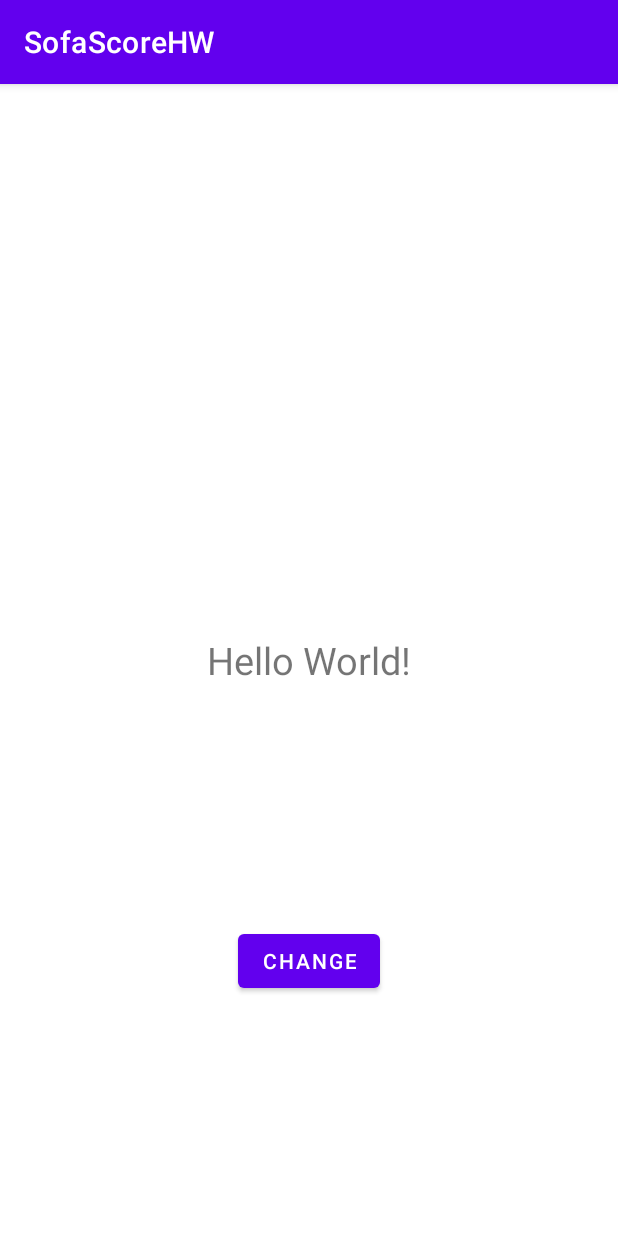
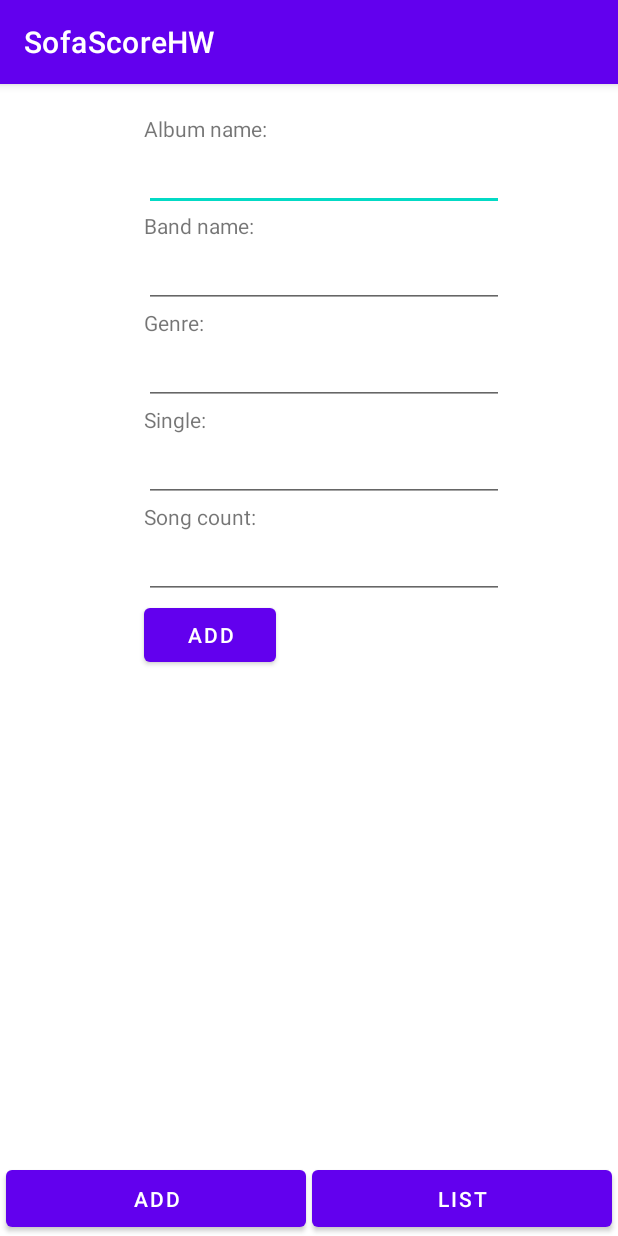
Before and after one commit to karlo-franic/SofaScoreHW, an Android app: the screen it shows after launch (MainActivity), on a phone screen of 412 x 824 dp. Run offline under Robolectric (Android 15) with nearby library versions, the phone set to English and light mode, and no system bars.

Commit message:
Add two Fragments for Adding objects and listing them

```diff
--- a/app/build.gradle
+++ b/app/build.gradle
@@ -36,9 +36,11 @@ dependencies {
 
     implementation "org.jetbrains.kotlin:kotlin-stdlib:$kotlin_version"
     implementation 'androidx.core:core-ktx:1.2.0'
-    implementation 'androidx.appcompat:appcompat:1.1.0'
+    implementation 'androidx.appcompat:appcompat:1.2.0'
+    implementation "androidx.lifecycle:lifecycle-extensions:2.0.0-rc01"
     implementation 'com.google.android.material:material:1.1.0'
     implementation 'androidx.constraintlayout:constraintlayout:1.1.3'
+    implementation 'androidx.legacy:legacy-support-v4:1.0.0'
     testImplementation 'junit:junit:4.+'
     androidTestImplementation 'androidx.test.ext:junit:1.1.1'
     androidTestImplementation 'androidx.test.espresso:espresso-core:3.2.0'
--- a/app/src/main/java/com/example/sofascorehw/MainActivity.kt
+++ b/app/src/main/java/com/example/sofascorehw/MainActivity.kt
@@ -3,39 +3,41 @@ package com.example.sofascorehw
 import androidx.appcompat.app.AppCompatActivity
 import android.os.Bundle
 import android.widget.Button
-import android.widget.TextView
+import com.example.sofascorehw.view.AddFragment
+import com.example.sofascorehw.view.ListFragment
 
 class MainActivity : AppCompatActivity() {
     override fun onCreate(savedInstanceState: Bundle?) {
         super.onCreate(savedInstanceState)
         setContentView(R.layout.activity_main)
 
-        val buttonForTextView : Button = findViewById(R.id.buttonForTextView)
-        val textViewOnScreen : TextView = findViewById(R.id.textViewOnScreen)
+        val addFragment = AddFragment()
+        val listFragment = ListFragment()
 
-        val buttonTextOdd : String = getString(R.string.button_name_odd)
-        val buttonTextEven : String = getString(R.string.button_name_even)
-        val TextViewOdd : String = getString(R.string.textview_change_odd)
-        val TextViewEven : String = getString(R.string.textview_change_even)
+        supportFragmentManager.beginTransaction().apply {
+            replace(R.id.fragment, addFragment)
+            commit()
+        }
 
-        var counter = 0
+        val buttonFragment1 = findViewById<Button>(R.id.buttonFragment1)
+        val buttonFragment2 = findViewById<Button>(R.id.buttonFragment2)
 
-        buttonForTextView.setOnClickListener {
+        buttonFragment1.setOnClickListener {
+            supportFragmentManager.beginTransaction().apply {
+                replace(R.id.fragment, addFragment)
+                commit()
+            }
+        }
 
-            if (counter % 2 == 0) {
-                textViewOnScreen.text = "$counter $TextViewEven"
-                buttonForTextView.text = buttonTextEven
+        buttonFragment2.setOnClickListener {
+            supportFragmentManager.beginTransaction().apply {
+                replace(R.id.fragment, listFragment)
+                commit()
             }
-            else {
-                textViewOnScreen.text = "$counter $TextViewOdd"
-                buttonForTextView.text = buttonTextOdd
-            }
-
-            counter = counter.inc()
+        }
 
 
+    }
 
 
-        }
-    }
 }
--- /dev/null
+++ b/app/src/main/java/com/example/sofascorehw/model/Album.kt
@@ -0,0 +1,14 @@
+package com.example.sofascorehw.model
+
+class Album(
+    val name: String,
+    val band: String,
+    val genre: String,
+    val song_count: String,
+    val single: String
+) {
+
+    override fun toString(): String {
+        return "$band : $name ($genre) - $single, $song_count"
+    }
+}
--- /dev/null
+++ b/app/src/main/java/com/example/sofascorehw/model/AlbumDao.kt
@@ -0,0 +1,20 @@
+package com.example.sofascorehw.model
+
+import androidx.lifecycle.LiveData
+import androidx.lifecycle.MutableLiveData
+
+class AlbumDao {
+    private val albumList = mutableListOf<Album>()
+    private val albums = MutableLiveData<List<Album>>()
+
+    init {
+        albums.value = albumList
+    }
+
+    fun addAlbum(album: Album) {
+        albumList.add(album)
+        albums.value = albumList
+    }
+
+    fun getAlbums() = albums as LiveData<List<Album>>
+}
--- /dev/null
+++ b/app/src/main/java/com/example/sofascorehw/model/AlbumRepository.kt
@@ -0,0 +1,19 @@
+package com.example.sofascorehw.model
+
+class AlbumRepository private constructor(private val albumDao: AlbumDao) {
+    fun addAlbum(album: Album) {
+        albumDao.addAlbum(album)
+    }
+
+    fun getAlbums() = albumDao.getAlbums()
+
+    companion object {
+        @Volatile
+        private var instance: AlbumRepository? = null
+
+        fun getInstance(albumDao: AlbumDao) =
+            instance ?: synchronized(this) {
+                instance ?: AlbumRepository(albumDao).also { instance = it }
+            }
+    }
+}
--- /dev/null
+++ b/app/src/main/java/com/example/sofascorehw/model/Database.kt
@@ -0,0 +1,16 @@
+package com.example.sofascorehw.model
+
+class Database private constructor() {
+
+    var albumDao = AlbumDao()
+        private set
+
+    companion object {
+        @Volatile
+        private var instance: Database? = null
+
+        fun getInstance() = instance ?: synchronized(this) {
+            instance ?: Database().also { instance = it }
+        }
+    }
+}
--- /dev/null
+++ b/app/src/main/java/com/example/sofascorehw/utilities/InjectorUtils.kt
@@ -0,0 +1,13 @@
+package com.example.sofascorehw.utilities
+
+import com.example.sofascorehw.model.AlbumRepository
+import com.example.sofascorehw.model.Database
+import com.example.sofascorehw.viewmodel.AlbumsViewModelFactory
+
+object InjectorUtils {
+
+    fun provideAlbumsViewModelFactory(): AlbumsViewModelFactory {
+        val albumRepository = AlbumRepository.getInstance(Database.getInstance().albumDao)
+        return AlbumsViewModelFactory(albumRepository)
+    }
+}
--- /dev/null
+++ b/app/src/main/java/com/example/sofascorehw/view/AddFragment.kt
@@ -0,0 +1,57 @@
+package com.example.sofascorehw.view
+
+import android.os.Bundle
+import android.view.LayoutInflater
+import android.view.View
+import android.view.ViewGroup
+import android.widget.Button
+import android.widget.EditText
+import androidx.fragment.app.Fragment
+import androidx.lifecycle.ViewModelProviders
+import com.example.sofascorehw.R
+import com.example.sofascorehw.model.Album
+import com.example.sofascorehw.utilities.InjectorUtils
+import com.example.sofascorehw.viewmodel.AlbumsViewModel
+
+
+class AddFragment : Fragment() {
+
+    override fun onCreateView(
+        inflater: LayoutInflater, container: ViewGroup?,
+        savedInstanceState: Bundle?
+    ): View {
+        val view: View = inflater.inflate(R.layout.fragment_add, container, false)
+
+        val factory = InjectorUtils.provideAlbumsViewModelFactory()
+        val viewModel = ViewModelProviders.of(this, factory)
+            .get(AlbumsViewModel::class.java)
+
+        val button_add_album: Button = view.findViewById(R.id.button_add_album)
+
+        val editText_album: EditText = view.findViewById(R.id.editText_album)
+        val editText_band: EditText = view.findViewById(R.id.editText_band)
+        val editText_genre: EditText = view.findViewById(R.id.editText_genre)
+        val editText_single: EditText = view.findViewById(R.id.editText_single)
+        val editText_count: EditText = view.findViewById(R.id.editText_count)
+
+        button_add_album.setOnClickListener {
+            val album = Album(
+                editText_album.text.toString(),
+                editText_band.text.toString(),
+                editText_genre.text.toString(),
+                editText_single.text.toString(),
+                editText_count.text.toString()
+            )
+            viewModel.addAlbum(album)
+            editText_album.setText("")
+            editText_band.setText("")
+            editText_genre.setText("")
+            editText_single.setText("")
+            editText_count.setText("")
+        }
+
+        return view
+    }
+
+
+}
--- /dev/null
+++ b/app/src/main/java/com/example/sofascorehw/view/ListFragment.kt
@@ -0,0 +1,41 @@
+package com.example.sofascorehw.view
+
+import android.os.Bundle
+import androidx.fragment.app.Fragment
+import android.view.LayoutInflater
+import android.view.View
+import android.view.ViewGroup
+import android.widget.TextView
+import androidx.lifecycle.Observer
+import androidx.lifecycle.ViewModelProviders
+import com.example.sofascorehw.R
+import com.example.sofascorehw.utilities.InjectorUtils
+import com.example.sofascorehw.viewmodel.AlbumsViewModel
+
+class ListFragment : Fragment() {
+
+    override fun onCreateView(
+        inflater: LayoutInflater, container: ViewGroup?,
+        savedInstanceState: Bundle?
+    ): View {
+        val view: View = inflater.inflate(R.layout.fragment_list, container, false)
+
+        val textView_albums: TextView = view.findViewById(R.id.textView_albums)
+
+        val factory = InjectorUtils.provideAlbumsViewModelFactory()
+        val viewModel = ViewModelProviders.of(this, factory)
+            .get(AlbumsViewModel::class.java)
+
+        viewModel.getAlbums().observe(this, Observer { albums ->
+            val stringBuilder = StringBuilder()
+            albums.forEach { album ->
+                stringBuilder.append("$album\n\n")
+            }
+            textView_albums.text = stringBuilder.toString()
+        })
+
+        return view
+    }
+
+
+}
--- /dev/null
+++ b/app/src/main/java/com/example/sofascorehw/viewmodel/AlbumsViewModel.kt
@@ -0,0 +1,12 @@
+package com.example.sofascorehw.viewmodel
+
+import androidx.lifecycle.ViewModel
+import com.example.sofascorehw.model.Album
+import com.example.sofascorehw.model.AlbumRepository
+
+class AlbumsViewModel(private val albumRepository: AlbumRepository) : ViewModel() {
+
+    fun getAlbums() = albumRepository.getAlbums()
+
+    fun addAlbum(album: Album) = albumRepository.addAlbum(album)
+}
--- /dev/null
+++ b/app/src/main/java/com/example/sofascorehw/viewmodel/AlbumsViewModelFactory.kt
@@ -0,0 +1,14 @@
+package com.example.sofascorehw.viewmodel
+
+import androidx.lifecycle.ViewModel
+import androidx.lifecycle.ViewModelProvider
+import com.example.sofascorehw.model.AlbumRepository
+
+class AlbumsViewModelFactory(private val albumRepository: AlbumRepository) :
+    ViewModelProvider.NewInstanceFactory() {
+
+    @Suppress("UNCHECKED_CAST")
+    override fun <T : ViewModel?> create(modelClass: Class<T>): T {
+        return AlbumsViewModel(albumRepository) as T
+    }
+}
--- a/app/src/main/res/layout/activity_main.xml
+++ b/app/src/main/res/layout/activity_main.xml
@@ -6,26 +6,33 @@
     android:layout_height="match_parent"
     tools:context=".MainActivity">
 
-    <TextView
-        android:id="@+id/textViewOnScreen"
+    <FrameLayout
+        android:id="@+id/fragment"
         android:layout_width="wrap_content"
-        android:layout_height="wrap_content"
-        android:text="Hello World!"
-        android:textSize="25sp"
-        app:layout_constraintBottom_toBottomOf="parent"
-        app:layout_constraintLeft_toLeftOf="parent"
-        app:layout_constraintRight_toRightOf="parent"
+        android:layout_height="0dp"
+        app:layout_constraintBottom_toTopOf="@+id/buttonFragment1"
+        app:layout_constraintEnd_toEndOf="parent"
+        app:layout_constraintStart_toStartOf="parent"
         app:layout_constraintTop_toTopOf="parent" />
 
     <Button
-        android:id="@+id/buttonForTextView"
-        android:layout_width="wrap_content"
-        android:layout_height="wrap_content"
-        android:text= "@string/button_name_default"
+        android:id="@+id/buttonFragment1"
+        android:layout_width="200dp"
+        android:layout_height="50dp"
+        android:text="@string/button_add"
+        app:layout_constraintBottom_toBottomOf="parent"
+        app:layout_constraintEnd_toStartOf="@+id/buttonFragment2"
+        app:layout_constraintHorizontal_bias="0.5"
+        app:layout_constraintStart_toStartOf="parent" />
+
+    <Button
+        android:id="@+id/buttonFragment2"
+        android:layout_width="200dp"
+        android:layout_height="50dp"
+        android:text="@string/button_list"
         app:layout_constraintBottom_toBottomOf="parent"
         app:layout_constraintEnd_toEndOf="parent"
-        app:layout_constraintStart_toStartOf="parent"
-        app:layout_constraintTop_toBottomOf="@+id/textViewOnScreen"
-        tools:ignore="MissingConstraints" />
+        app:layout_constraintHorizontal_bias="0.5"
+        app:layout_constraintStart_toEndOf="@+id/buttonFragment1" />
 
 </androidx.constraintlayout.widget.ConstraintLayout>
--- /dev/null
+++ b/app/src/main/res/layout/fragment_add.xml
@@ -0,0 +1,109 @@
+<?xml version="1.0" encoding="utf-8"?>
+<androidx.constraintlayout.widget.ConstraintLayout xmlns:android="http://schemas.android.com/apk/res/android"
+    xmlns:app="http://schemas.android.com/apk/res-auto"
+    xmlns:tools="http://schemas.android.com/tools"
+    android:layout_width="match_parent"
+    android:layout_height="match_parent"
+    tools:context=".view.AddFragment">
+
+    <TextView
+        android:id="@+id/textView_album"
+        android:layout_width="wrap_content"
+        android:layout_height="wrap_content"
+        android:layout_marginStart="20dp"
+        android:layout_marginTop="20dp"
+        android:text="@string/fragment_album"
+        app:layout_constraintStart_toStartOf="parent"
+        app:layout_constraintTop_toTopOf="parent" />
+
+    <EditText
+        android:id="@+id/editText_album"
+        android:layout_width="240dp"
+        android:layout_height="wrap_content"
+        android:layout_marginStart="20dp"
+        app:layout_constraintStart_toStartOf="parent"
+        app:layout_constraintTop_toBottomOf="@+id/textView_album" />
+
+    <TextView
+        android:id="@+id/textView_band"
+        android:layout_width="wrap_content"
+        android:layout_height="wrap_content"
+        android:layout_marginStart="20dp"
+        android:gravity="bottom"
+        android:text="@string/fragment_band"
+        app:layout_constraintStart_toStartOf="parent"
+        app:layout_constraintTop_toBottomOf="@+id/editText_album" />
+
+    <EditText
+        android:id="@+id/editText_band"
+        android:layout_width="240dp"
+        android:layout_height="wrap_content"
+        android:layout_marginStart="20dp"
+        app:layout_constraintStart_toStartOf="parent"
+        app:layout_constraintTop_toBottomOf="@+id/textView_band" />
+
+    <TextView
+        android:id="@+id/textView_genre"
+        android:layout_width="wrap_content"
+        android:layout_height="wrap_content"
+        android:layout_marginStart="20dp"
+        android:gravity="bottom"
+        android:text="@string/fragment_genre"
+        app:layout_constraintStart_toStartOf="parent"
+        app:layout_constraintTop_toBottomOf="@+id/editText_band" />
+
+    <EditText
+        android:id="@+id/editText_genre"
+        android:layout_width="240dp"
+        android:layout_height="wrap_content"
+        android:layout_marginStart="20dp"
+        app:layout_constraintStart_toStartOf="parent"
+        app:layout_constraintTop_toBottomOf="@+id/textView_genre" />
+
+    <TextView
+        android:id="@+id/textView_single"
+        android:layout_width="wrap_content"
+        android:layout_height="wrap_content"
+        android:layout_marginStart="20dp"
+        android:gravity="bottom"
+        android:text="@string/fragment_single"
+        app:layout_constraintStart_toStartOf="parent"
+        app:layout_constraintTop_toBottomOf="@+id/editText_genre" />
+
+    <EditText
+        android:id="@+id/editText_single"
+        android:layout_width="240dp"
+        android:layout_height="wrap_content"
+        android:layout_marginStart="20dp"
+        app:layout_constraintStart_toStartOf="parent"
+        app:layout_constraintTop_toBottomOf="@+id/textView_single" />
+
+    <TextView
+        android:id="@+id/textView_count"
+        android:layout_width="wrap_content"
+        android:layout_height="wrap_content"
+        android:layout_marginStart="20dp"
+        android:gravity="bottom"
+        android:text="@string/fragment_count"
+        app:layout_constraintStart_toStartOf="parent"
+        app:layout_constraintTop_toBottomOf="@+id/editText_single" />
+
+    <EditText
+        android:id="@+id/editText_count"
+        android:layout_width="240dp"
+        android:layout_height="wrap_content"
+        android:layout_marginStart="20dp"
+        app:layout_constraintStart_toStartOf="parent"
+        app:layout_constraintTop_toBottomOf="@+id/textView_count" />
+
+    <Button
+        android:id="@+id/button_add_album"
+        android:layout_width="wrap_content"
+        android:layout_height="wrap_content"
+        android:layout_marginStart="20dp"
+        android:text="@string/button_add"
+        app:layout_constraintStart_toStartOf="parent"
+        app:layout_constraintTop_toBottomOf="@+id/editText_count" />
+
+
+</androidx.constraintlayout.widget.ConstraintLayout>
--- /dev/null
+++ b/app/src/main/res/layout/fragment_list.xml
@@ -0,0 +1,20 @@
+<?xml version="1.0" encoding="utf-8"?>
+<FrameLayout xmlns:android="http://schemas.android.com/apk/res/android"
+    xmlns:tools="http://schemas.android.com/tools"
+    android:layout_width="match_parent"
+    android:layout_height="match_parent"
+    tools:context=".view.ListFragment">
+
+
+    <TextView
+        android:id="@+id/textView_albums"
+        android:layout_width="match_parent"
+        android:layout_height="wrap_content"
+        android:layout_marginStart="8dp"
+        android:layout_marginTop="8dp"
+        android:layout_marginEnd="8dp"
+        android:layout_marginBottom="8dp"
+        android:scrollbars="vertical"
+        android:textAppearance="@style/TextAppearance.AppCompat.Large"
+        tools:text="" />
+</FrameLayout>
--- a/app/src/main/res/values/strings.xml
+++ b/app/src/main/res/values/strings.xml
@@ -1,8 +1,10 @@
 <resources>
     <string name="app_name">SofaScoreHW</string>
-    <string name="button_name_default">CHANGE</string>
-    <string name="button_name_odd">ODD</string>
-    <string name="button_name_even">EVEN</string>
-    <string name="textview_change_even"> is even</string>
-    <string name="textview_change_odd"> is odd</string>
+    <string name="button_add">Add</string>
+    <string name="button_list">List</string>
+    <string name="fragment_album">Album name: </string>
+    <string name="fragment_band">Band name: </string>
+    <string name="fragment_genre">Genre: </string>
+    <string name="fragment_single">Single: </string>
+    <string name="fragment_count">Song count: </string>
 </resources>
```
